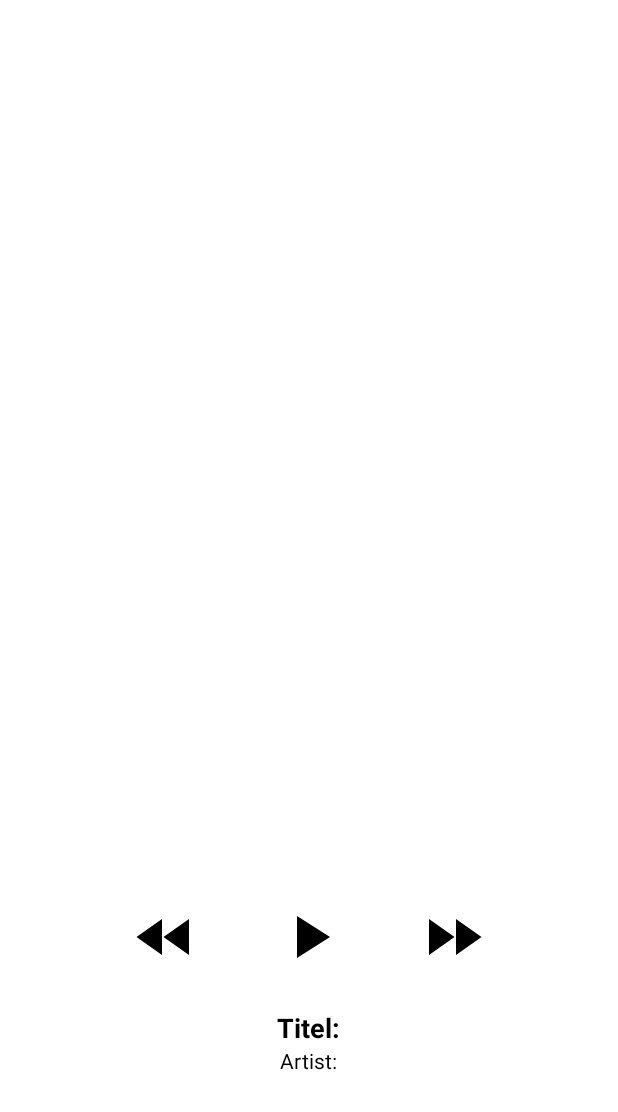
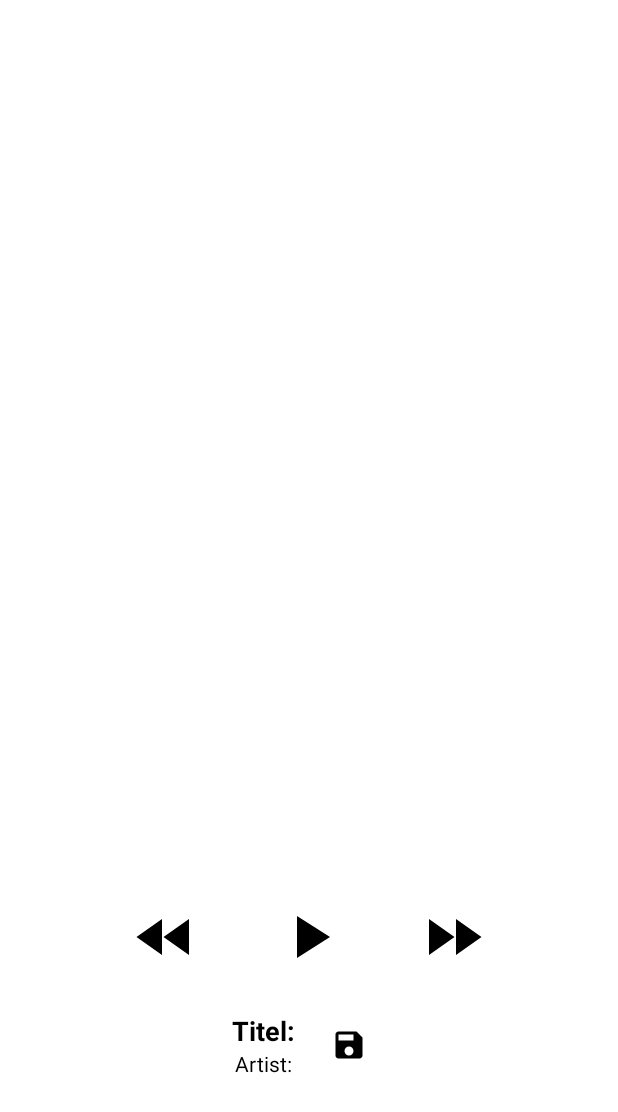
Before and after one commit to Planqton/webstream, an Android app: the layout fragment_player.xml on its own in the app's theme, with its tools: preview values and no code run, on a phone screen of 412 x 824 dp. Shown: the top 1112 px of the screen. Run offline under Robolectric (Android 15) with nearby library versions, the phone set to English and light mode, and no system bars.

Commit message:
Functional app v1.0

```diff
--- a/app/src/main/java/at/plankt0n/webstream/StreamingService.kt
+++ b/app/src/main/java/at/plankt0n/webstream/StreamingService.kt
@@ -150,8 +150,12 @@ class StreamingService : MediaSessionService() {
 
             if (rawTitle.isNotEmpty() && rawTitle != lastLoggedRawTitle) {
                 lastLoggedRawTitle = rawTitle
-                PreferencesHelper.logTrack(this@StreamingService, rawTitle, streamName)
+
+                if (PreferencesHelper.isAutoLogEnabled(this@StreamingService)) {
+                    PreferencesHelper.logTrack(this@StreamingService, rawTitle, streamName)
+                }
             }
+
         }
     }
 
--- /dev/null
+++ b/app/src/main/res/drawable/ic_button_createlog.xml
@@ -0,0 +1,5 @@
+<vector xmlns:android="http://schemas.android.com/apk/res/android" android:height="24dp" android:tint="#000000" android:viewportHeight="24" android:viewportWidth="24" android:width="24dp">
+
+    <path android:fillColor="@android:color/white" android:pathData="M17,3L5,3c-1.11,0 -2,0.9 -2,2v14c0,1.1 0.89,2 2,2h14c1.1,0 2,-0.9 2,-2L21,7l-4,-4zM12,19c-1.66,0 -3,-1.34 -3,-3s1.34,-3 3,-3 3,1.34 3,3 -1.34,3 -3,3zM15,9L5,9L5,5h10v4z"/>
+
+</vector>
--- a/app/src/main/res/layout/fragment_player.xml
+++ b/app/src/main/res/layout/fragment_player.xml
@@ -76,7 +76,22 @@
                 android:contentDescription="@string/next" />
         </LinearLayout>
 
-        <!-- Titel & Artist -->
+        <!-- Titel, Artist & Log-Button mittig zentriert -->
+        <LinearLayout
+            android:layout_width="wrap_content"
+            android:layout_height="wrap_content"
+            android:layout_marginTop="16dp"
+            android:orientation="horizontal"
+            android:gravity="center"
+            android:layout_gravity="center_horizontal">
+
+            <!-- Titel & Artist vertikal -->
+            <LinearLayout
+                android:layout_width="wrap_content"
+                android:layout_height="wrap_content"
+                android:orientation="vertical"
+                android:gravity="center_horizontal">
+
                 <TextView
                     android:id="@+id/text_title"
                     android:layout_width="wrap_content"
@@ -84,7 +99,6 @@
                     android:text="@string/title_label"
                     android:textSize="18sp"
                     android:textStyle="bold"
-            android:layout_marginTop="16dp"
                     android:textColor="#000000" />
 
                 <TextView
@@ -94,6 +108,22 @@
                     android:text="@string/artist_label"
                     android:textSize="14sp"
                     android:textColor="#000000" />
+            </LinearLayout>
+
+            <!-- Button direkt daneben -->
+            <ImageButton
+                android:id="@+id/button_manual_log"
+                android:layout_width="48dp"
+                android:layout_height="48dp"
+                android:layout_marginStart="12dp"
+                android:layout_gravity="center_vertical"
+                android:background="@drawable/ripple_circle"
+                android:src="@drawable/ic_button_createlog"
+                android:scaleType="centerInside"
+                android:tint="@android:color/black"
+                android:contentDescription="@string/manual_log" />
+        </LinearLayout>
+
 
     </LinearLayout>
 
```
Also changed, not shown: app/src/main/java/at/plankt0n/webstream/Keys.kt (+4 -4 lines), app/src/main/java/at/plankt0n/webstream/ui/PlayerFragment.kt (+17 -0 lines). Lines whose indentation alone changed are shown as unchanged.
